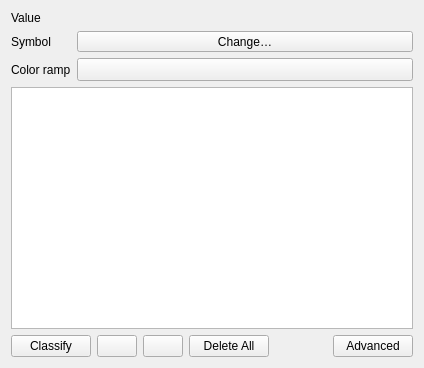
This is src/ui/qgscategorizedsymbolrendererwidget.ui in nextgis/nextgisqgis as Qt 5 draws it before an edit. The edited form follows.
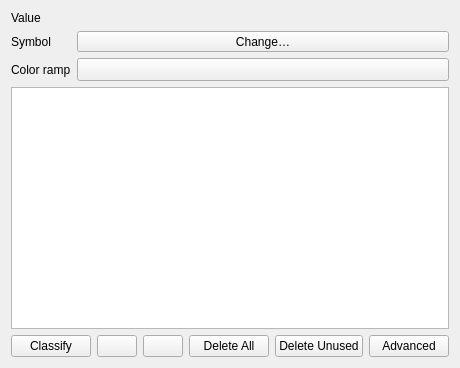
This is the edited form. Icons and pictures are not drawn. Custom widgets are drawn as their Qt base class.

Diff of the .ui file:
```diff
--- a/src/ui/qgscategorizedsymbolrendererwidget.ui
+++ b/src/ui/qgscategorizedsymbolrendererwidget.ui
@@ -155,6 +155,13 @@
        </property>
       </widget>
      </item>
+     <item>
+      <widget class="QPushButton" name="btnDeleteUnusedCategories">
+       <property name="text">
+        <string>Delete Unused</string>
+       </property>
+      </widget>
+     </item>
      <item>
       <spacer>
        <property name="orientation">
```
